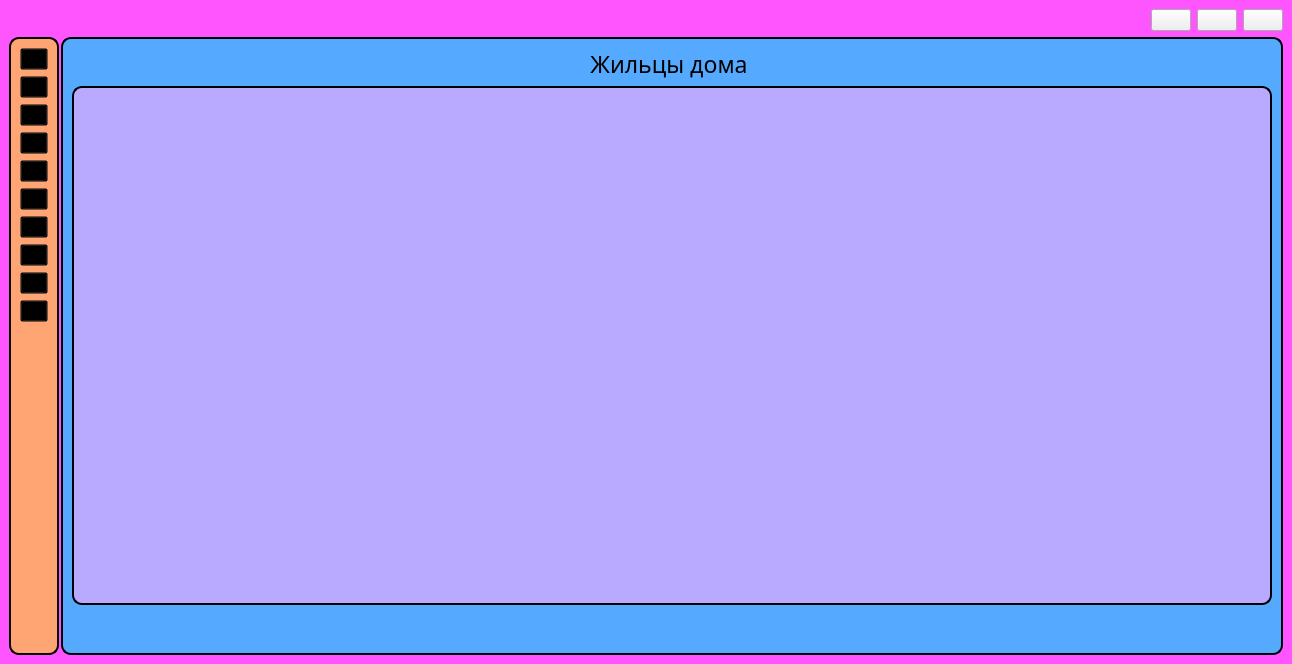
piplofen/pythonDev, file workplaceForDirector/ui/main.ui: the form before one commit.
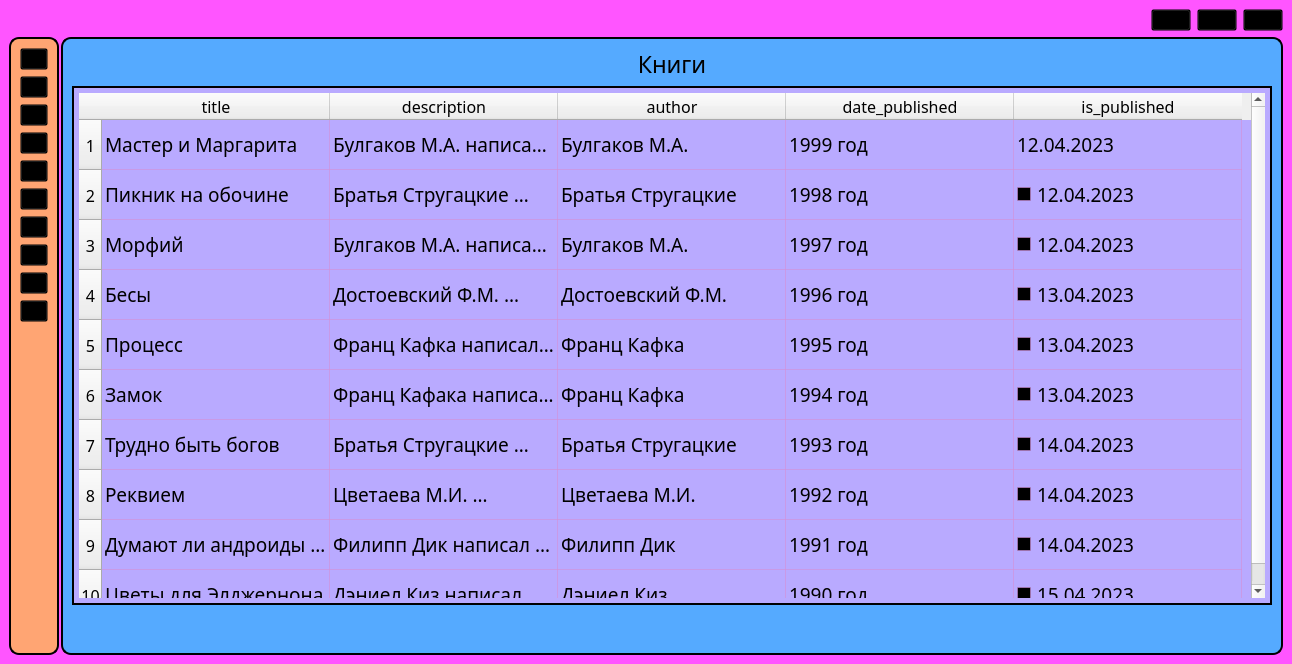
The form after the commit. Icons and pictures are not drawn.

The edit to the form file:
```diff
--- a/workplaceForDirector/ui/main.ui
+++ b/workplaceForDirector/ui/main.ui
@@ -39,6 +39,9 @@
         </item>
         <item>
          <widget class="QPushButton" name="bttnCollapse">
+          <property name="styleSheet">
+           <string notr="true">background-color: transparent;</string>
+          </property>
           <property name="text">
            <string/>
           </property>
@@ -56,6 +59,9 @@
         </item>
         <item>
          <widget class="QPushButton" name="bttnExpand">
+          <property name="styleSheet">
+           <string notr="true">background-color: transparent;</string>
+          </property>
           <property name="text">
            <string/>
           </property>
@@ -73,6 +79,9 @@
         </item>
         <item>
          <widget class="QPushButton" name="bttnClose">
+          <property name="styleSheet">
+           <string notr="true">background-color: transparent;</string>
+          </property>
           <property name="text">
            <string/>
           </property>
@@ -351,7 +360,7 @@
 QTableWidget{
 background-color: rgba(255, 170, 255, 150);
 border: 2px solid black;
-border-radius: 10px;
+padding: 5px;
 }
 
 QPushButton{
@@ -388,7 +397,7 @@
                  <enum>Qt::LeftToRight</enum>
                 </property>
                 <property name="text">
-                 <string>Жильцы дома </string>
+                 <string>Книги</string>
                 </property>
                 <property name="alignment">
                  <set>Qt::AlignCenter</set>
@@ -399,6 +408,7 @@
                <widget class="QTableWidget" name="tableWidget">
                 <property name="font">
                  <font>
+                  <family>Century Gothic</family>
                   <pointsize>14</pointsize>
                  </font>
                 </property>
@@ -406,7 +416,7 @@
                  <number>1</number>
                 </property>
                 <property name="sizeAdjustPolicy">
-                 <enum>QAbstractScrollArea::AdjustToContents</enum>
+                 <enum>QAbstractScrollArea::AdjustToContentsOnFirstShow</enum>
                 </property>
                 <property name="autoScroll">
                  <bool>true</bool>
@@ -418,7 +428,7 @@
                  <enum>QAbstractItemView::ScrollPerPixel</enum>
                 </property>
                 <attribute name="horizontalHeaderVisible">
-                 <bool>false</bool>
+                 <bool>true</bool>
                 </attribute>
                 <attribute name="horizontalHeaderCascadingSectionResizes">
                  <bool>false</bool>
@@ -426,8 +436,11 @@
                 <attribute name="horizontalHeaderHighlightSections">
                  <bool>true</bool>
                 </attribute>
+                <attribute name="horizontalHeaderMinimumSectionSize">
+                 <number>228</number>
+                </attribute>
                 <attribute name="verticalHeaderVisible">
-                 <bool>false</bool>
+                 <bool>true</bool>
                 </attribute>
                 <attribute name="verticalHeaderCascadingSectionResizes">
                  <bool>false</bool>
@@ -435,16 +448,499 @@
                 <attribute name="verticalHeaderHighlightSections">
                  <bool>true</bool>
                 </attribute>
+                <attribute name="verticalHeaderMinimumSectionSize">
+                 <number>50</number>
+                </attribute>
                 <row>
                  <property name="text">
-                  <string>New Row</string>
+                  <string>1</string>
                  </property>
+                 <property name="font">
+                  <font>
+                   <family>Century Gothic</family>
+                   <pointsize>12</pointsize>
+                  </font>
+                 </property>
+                 <property name="textAlignment">
+                  <set>AlignCenter</set>
+                 </property>
                 </row>
                 <row>
                  <property name="text">
-                  <string>New Row</string>
+                  <string>2</string>
                  </property>
+                 <property name="font">
+                  <font>
+                   <family>Century Gothic</family>
+                   <pointsize>12</pointsize>
+                  </font>
+                 </property>
+                 <property name="textAlignment">
+                  <set>AlignCenter</set>
+                 </property>
                 </row>
+                <row>
+                 <property name="text">
+                  <string>3</string>
+                 </property>
+                 <property name="font">
+                  <font>
+                   <family>Century Gothic</family>
+                   <pointsize>12</pointsize>
+                  </font>
+                 </property>
+                 <property name="textAlignment">
+                  <set>AlignCenter</set>
+                 </property>
+                </row>
+                <row>
+                 <property name="text">
+                  <string>4</string>
+                 </property>
+                 <property name="font">
+                  <font>
+                   <family>Century Gothic</family>
+                   <pointsize>12</pointsize>
+                  </font>
+                 </property>
+                 <property name="textAlignment">
+                  <set>AlignCenter</set>
+                 </property>
+                </row>
+                <row>
+                 <property name="text">
+                  <string>5</string>
+                 </property>
+                 <property name="font">
+                  <font>
+                   <family>Century Gothic</family>
+                   <pointsize>12</pointsize>
+                  </font>
+                 </property>
+                 <property name="textAlignment">
+                  <set>AlignCenter</set>
+                 </property>
+                </row>
+                <row>
+                 <property name="text">
+                  <string>6</string>
+                 </property>
+                 <property name="font">
+                  <font>
+                   <family>Century Gothic</family>
+                   <pointsize>12</pointsize>
+                  </font>
+                 </property>
+                 <property name="textAlignment">
+                  <set>AlignCenter</set>
+                 </property>
+                </row>
+                <row>
+                 <property name="text">
+                  <string>7</string>
+                 </property>
+                 <property name="font">
+                  <font>
+                   <family>Century Gothic</family>
+                   <pointsize>12</pointsize>
+                  </font>
+                 </property>
+                 <property name="textAlignment">
+                  <set>AlignCenter</set>
+                 </property>
+                </row>
+                <row>
+                 <property name="text">
+                  <string>8</string>
+                 </property>
+                 <property name="font">
+                  <font>
+                   <family>Century Gothic</family>
+                   <pointsize>12</pointsize>
+                  </font>
+                 </property>
+                 <property name="textAlignment">
+                  <set>AlignCenter</set>
+                 </property>
+                </row>
+                <row>
+                 <property name="text">
+                  <string>9</string>
+                 </property>
+                 <property name="font">
+                  <font>
+                   <family>Century Gothic</family>
+                   <pointsize>12</pointsize>
+                  </font>
+                 </property>
+                 <property name="textAlignment">
+                  <set>AlignCenter</set>
+                 </property>
+                </row>
+                <row>
+                 <property name="text">
+                  <string>10</string>
+                 </property>
+                 <property name="font">
+                  <font>
+                   <family>Century Gothic</family>
+                   <pointsize>12</pointsize>
+                  </font>
+                 </property>
+                 <property name="textAlignment">
+                  <set>AlignCenter</set>
+                 </property>
+                </row>
+                <column>
+                 <property name="text">
+                  <string>title</string>
+                 </property>
+                 <property name="font">
+                  <font>
+                   <family>Century Gothic</family>
+                   <pointsize>12</pointsize>
+                  </font>
+                 </property>
+                 <property name="textAlignment">
+                  <set>AlignCenter</set>
+                 </property>
+                </column>
+                <column>
+                 <property name="text">
+                  <string>description</string>
+                 </property>
+                 <property name="font">
+                  <font>
+                   <family>Century Gothic</family>
+                   <pointsize>12</pointsize>
+                  </font>
+                 </property>
+                 <property name="textAlignment">
+                  <set>AlignCenter</set>
+                 </property>
+                </column>
+                <column>
+                 <property name="text">
+                  <string>author</string>
+                 </property>
+                 <property name="font">
+                  <font>
+                   <family>Century Gothic</family>
+                   <pointsize>12</pointsize>
+                  </font>
+                 </property>
+                 <property name="textAlignment">
+                  <set>AlignCenter</set>
+                 </property>
+                </column>
+                <column>
+                 <property name="text">
+                  <string>date_published</string>
+                 </property>
+                 <property name="font">
+                  <font>
+                   <family>Century Gothic</family>
+                   <pointsize>12</pointsize>
+                  </font>
+                 </property>
+                 <property name="textAlignment">
+                  <set>AlignCenter</set>
+                 </property>
+                </column>
+                <column>
+                 <property name="text">
+                  <string>is_published</string>
+                 </property>
+                 <property name="font">
+                  <font>
+                   <family>Century Gothic</family>
+                   <pointsize>12</pointsize>
+                  </font>
+                 </property>
+                 <property name="textAlignment">
+                  <set>AlignCenter</set>
+                 </property>
+                </column>
+                <item row="0" column="0">
+                 <property name="text">
+                  <string>Мастер и Маргарита</string>
+                 </property>
+                </item>
+                <item row="0" column="1">
+                 <property name="text">
+                  <string>Булгаков М.А. написал Мастер и Маргарита</string>
+                 </property>
+                </item>
+                <item row="0" column="2">
+                 <property name="text">
+                  <string>Булгаков М.А.</string>
+                 </property>
+                </item>
+                <item row="0" column="3">
+                 <property name="text">
+                  <string>1999 год</string>
+                 </property>
+                </item>
+                <item row="0" column="4">
+                 <property name="text">
+                  <string>12.04.2023</string>
+                 </property>
+                 <property name="checkState">
+                  <enum>Unchecked</enum>
+                 </property>
+                </item>
+                <item row="1" column="0">
+                 <property name="text">
+                  <string>Пикник на обочине</string>
+                 </property>
+                </item>
+                <item row="1" column="1">
+                 <property name="text">
+                  <string>Братья Стругацкие написали Пикник на обочине</string>
+                 </property>
+                </item>
+                <item row="1" column="2">
+                 <property name="text">
+                  <string>Братья Стругацкие</string>
+                 </property>
+                </item>
+                <item row="1" column="3">
+                 <property name="text">
+                  <string>1998 год</string>
+                 </property>
+                </item>
+                <item row="1" column="4">
+                 <property name="text">
+                  <string>12.04.2023</string>
+                 </property>
+                 <property name="checkState">
+                  <enum>Checked</enum>
+                 </property>
+                </item>
+                <item row="2" column="0">
+                 <property name="text">
+                  <string>Морфий</string>
+                 </property>
+                </item>
+                <item row="2" column="1">
+                 <property name="text">
+                  <string>Булгаков М.А. написал Морфий</string>
+                 </property>
+                </item>
+                <item row="2" column="2">
+                 <property name="text">
+                  <string>Булгаков М.А.</string>
+                 </property>
+                </item>
+                <item row="2" column="3">
+                 <property name="text">
+                  <string>1997 год</string>
+                 </property>
+                </item>
+                <item row="2" column="4">
+                 <property name="text">
+                  <string>12.04.2023</string>
+                 </property>
+                 <property name="checkState">
+                  <enum>Checked</enum>
+                 </property>
+                </item>
+                <item row="3" column="0">
+                 <property name="text">
+                  <string>Бесы</string>
+                 </property>
+                </item>
+                <item row="3" column="1">
+                 <property name="text">
+                  <string>Достоевский Ф.М. написал Бесы</string>
+                 </property>
+                </item>
+                <item row="3" column="2">
+                 <property name="text">
+                  <string>Достоевский Ф.М.</string>
+                 </property>
+                </item>
+                <item row="3" column="3">
+                 <property name="text">
+                  <string>1996 год</string>
+                 </property>
+                </item>
+                <item row="3" column="4">
+                 <property name="text">
+                  <string>13.04.2023</string>
+                 </property>
+                 <property name="checkState">
+                  <enum>Checked</enum>
+                 </property>
+                </item>
+                <item row="4" column="0">
+                 <property name="text">
+                  <string>Процесс</string>
+                 </property>
+                </item>
+                <item row="4" column="1">
+                 <property name="text">
+                  <string>Франц Кафка написал Процесс</string>
+                 </property>
+                </item>
+                <item row="4" column="2">
+                 <property name="text">
+                  <string>Франц Кафка</string>
+                 </property>
+                </item>
+                <item row="4" column="3">
+                 <property name="text">
+                  <string>1995 год</string>
+                 </property>
+                </item>
+                <item row="4" column="4">
+                 <property name="text">
+                  <string>13.04.2023</string>
+                 </property>
+                 <property name="checkState">
+                  <enum>Checked</enum>
+                 </property>
+                </item>
+                <item row="5" column="0">
+                 <property name="text">
+                  <string>Замок</string>
+                 </property>
+                </item>
+                <item row="5" column="1">
+                 <property name="text">
+                  <string>Франц Кафака написал Замок</string>
+                 </property>
+                </item>
+                <item row="5" column="2">
+                 <property name="text">
+                  <string>Франц Кафка</string>
+                 </property>
+                </item>
+                <item row="5" column="3">
+                 <property name="text">
+                  <string>1994 год</string>
+                 </property>
+                </item>
+                <item row="5" column="4">
+                 <property name="text">
+                  <string>13.04.2023</string>
+                 </property>
+                 <property name="checkState">
+                  <enum>Checked</enum>
+                 </property>
+                </item>
+                <item row="6" column="0">
+                 <property name="text">
+                  <string>Трудно быть богов</string>
+                 </property>
+                </item>
+                <item row="6" column="1">
+                 <property name="text">
+                  <string>Братья Стругацкие написали Трудно быть богом</string>
+                 </property>
+                </item>
+                <item row="6" column="2">
+                 <property name="text">
+                  <string>Братья Стругацкие</string>
+                 </property>
+                </item>
+                <item row="6" column="3">
+                 <property name="text">
+                  <string>1993 год</string>
+                 </property>
+                </item>
+                <item row="6" column="4">
+                 <property name="text">
+                  <string>14.04.2023</string>
+                 </property>
+                 <property name="checkState">
+                  <enum>Checked</enum>
+                 </property>
+                </item>
+                <item row="7" column="0">
+                 <property name="text">
+                  <string>Реквием</string>
+                 </property>
+                </item>
+                <item row="7" column="1">
+                 <property name="text">
+                  <string>Цветаева М.И. написала Реквием</string>
+                 </property>
+                </item>
+                <item row="7" column="2">
+                 <property name="text">
+                  <string>Цветаева М.И.</string>
+                 </property>
+                </item>
+                <item row="7" column="3">
+                 <property name="text">
+                  <string>1992 год</string>
+                 </property>
+                </item>
+                <item row="7" column="4">
+                 <property name="text">
+                  <string>14.04.2023</string>
+                 </property>
+                 <property name="checkState">
+                  <enum>Checked</enum>
+                 </property>
+                </item>
+                <item row="8" column="0">
+                 <property name="text">
+                  <string>Думают ли андроиды об электроовцаx?</string>
+                 </property>
+                </item>
+                <item row="8" column="1">
+                 <property name="text">
+                  <string>Филипп Дик написал Думают ли андроиды об электроофцах?</string>
+                 </property>
+                </item>
+                <item row="8" column="2">
+                 <property name="text">
+                  <string>Филипп Дик</string>
+                 </property>
+                </item>
+                <item row="8" column="3">
+                 <property name="text">
+                  <string>1991 год</string>
+                 </property>
+                </item>
+                <item row="8" column="4">
+                 <property name="text">
+                  <string>14.04.2023</string>
+                 </property>
+                 <property name="checkState">
+                  <enum>Checked</enum>
+                 </property>
+                </item>
+                <item row="9" column="0">
+                 <property name="text">
+                  <string>Цветы для Элджернона</string>
+                 </property>
+                </item>
+                <item row="9" column="1">
+                 <property name="text">
+                  <string>Дэниел Киз написал Цветы для Элджернона</string>
+                 </property>
+                </item>
+                <item row="9" column="2">
+                 <property name="text">
+                  <string>Дэниел Киз</string>
+                 </property>
+                </item>
+                <item row="9" column="3">
+                 <property name="text">
+                  <string>1990 год</string>
+                 </property>
+                </item>
+                <item row="9" column="4">
+                 <property name="text">
+                  <string>15.04.2023</string>
+                 </property>
+                 <property name="checkState">
+                  <enum>Checked</enum>
+                 </property>
+                </item>
                </widget>
               </item>
               <item>
```
Left out of the diff: 11 changed lines with no effect on the pictures.
